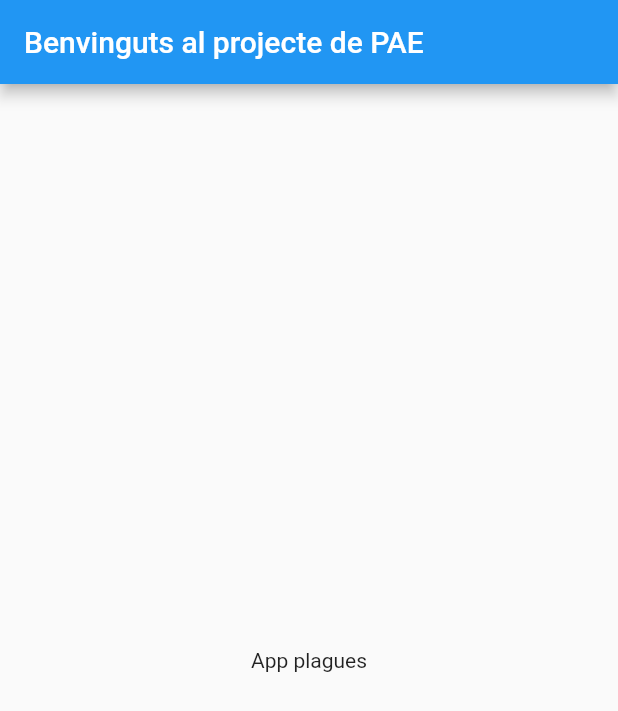
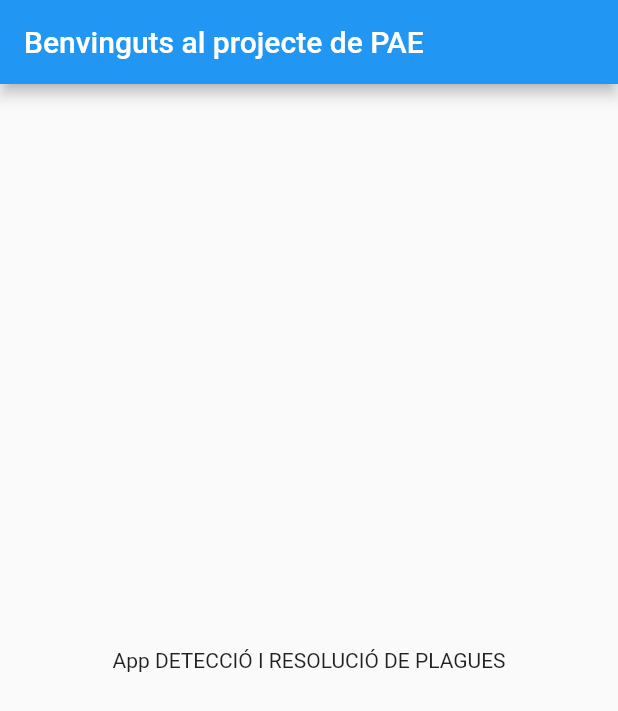
Before and after one commit to IsamarMM/proba_plagues, a Flutter app: the screen it shows after launch, on a phone screen of 412 x 824 dp. Shown: the top 711 px of the screen. Run offline on Flutter 3.47's test engine with Material 2 defaults, Android fonts, the phone set to English and light mode, and no system bars.

Commit message:
titulos nuevos

```diff
--- a/lib/main.dart
+++ b/lib/main.dart
@@ -6,13 +6,13 @@ class MyApp extends StatelessWidget {
   @override
   Widget build(BuildContext context) {
     return MaterialApp(
-      title: 'Welcome to Flutter',
+      title: 'PAE',
       home: Scaffold(
         appBar: AppBar(
           title: const Text('Benvinguts al projecte de PAE'),
         ),
         body: const Center(
-          child: Text('App plagues'),
+          child: Text('App DETECCIÓ I RESOLUCIÓ DE PLAGUES'),
         ),
       ),
     );
```
